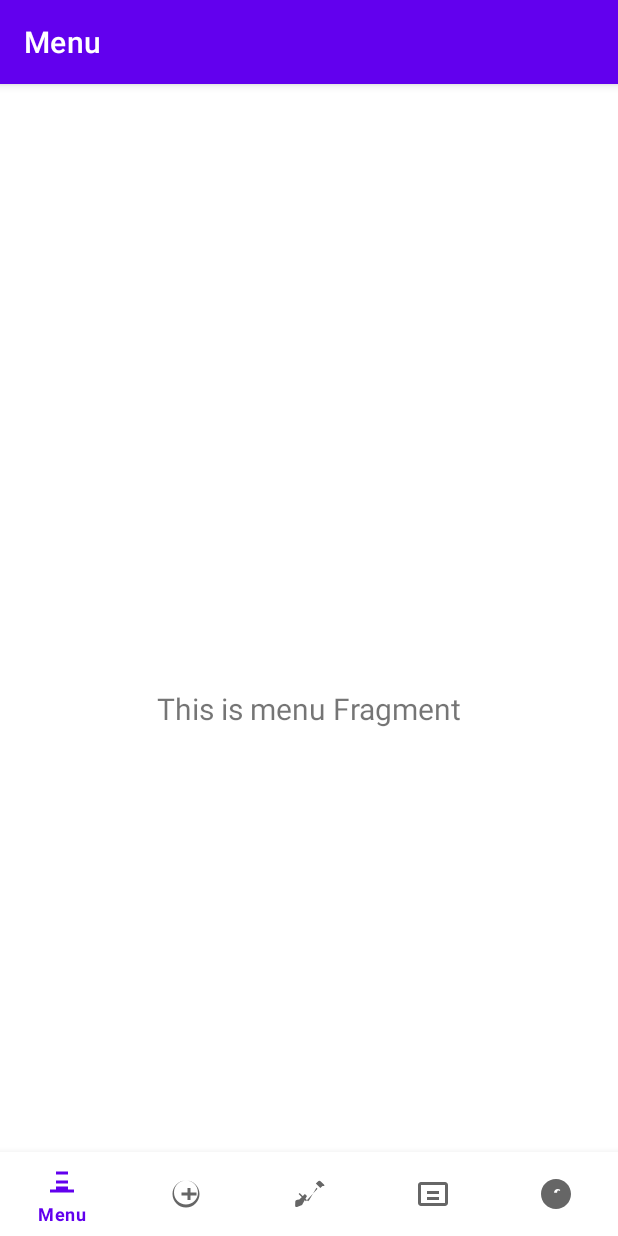
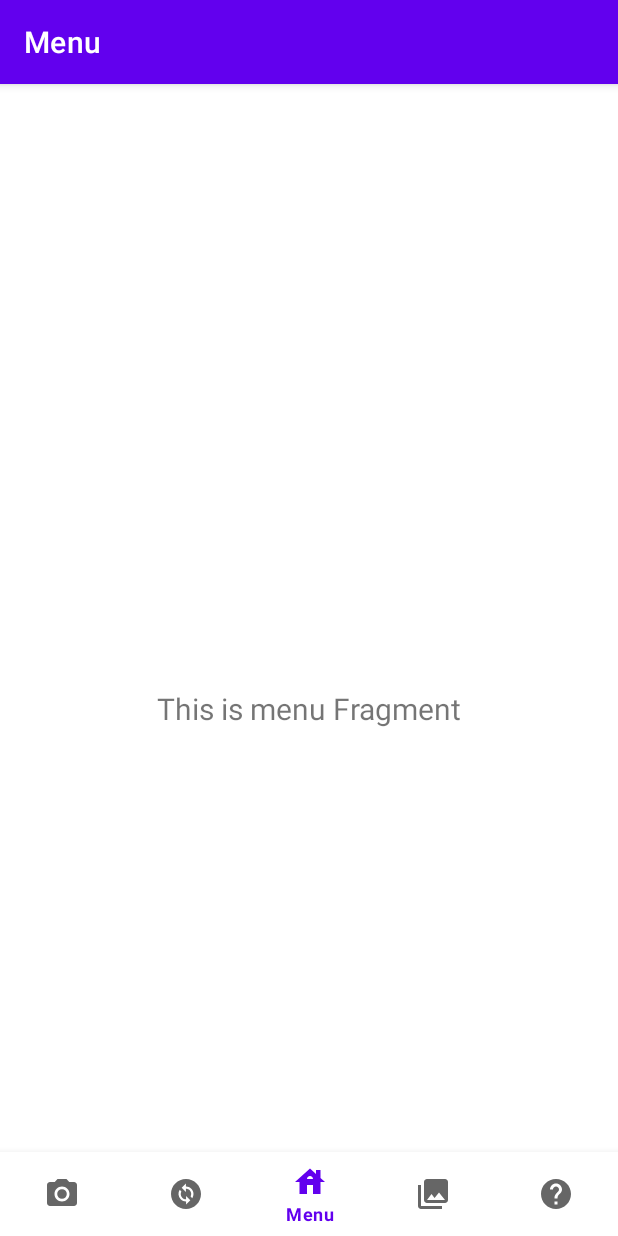
Before and after one commit to ArthurLeo04/AppMobile, an Android app: the screen it shows after launch (MainActivity), on a phone screen of 412 x 824 dp. Run offline under Robolectric (Android 15) with nearby library versions, the phone set to English and light mode, and no system bars; our stand-ins replace navigation-ui.

Commit message:
correction des icones

```diff
--- a/app/src/main/java/com/example/picturetocard/MainActivity.kt
+++ b/app/src/main/java/com/example/picturetocard/MainActivity.kt
@@ -26,7 +26,7 @@ class MainActivity : AppCompatActivity() {
         // menu should be considered as top level destinations.
         val appBarConfiguration = AppBarConfiguration(
             setOf(
-                R.id.navigation_menu, R.id.navigation_photo, R.id.navigation_collection, R.id.navigation_modification, R.id.navigation_help
+                R.id.navigation_photo, R.id.navigation_collection,R.id.navigation_menu, R.id.navigation_modification, R.id.navigation_help
             )
         )
         setupActionBarWithNavController(navController, appBarConfiguration)
--- a/app/src/main/res/drawable/ic_collection.xml
+++ b/app/src/main/res/drawable/ic_collection.xml
@@ -1,9 +1,5 @@
-<vector xmlns:android="http://schemas.android.com/apk/res/android"
-    android:width="24dp"
-    android:height="24dp"
-    android:viewportWidth="24.0"
-    android:viewportHeight="24.0">
-    <path
-        android:fillColor="#FF000000"
-        android:pathData="M20,4H4C2.9,4,2,4.9,2,6v12c0,1.1,0.9,2,2,2h16c1.1,0,2-0.9,2-2V6C22,4.9,21.1,4,20,4z M20,18H4V6h16V18z M8,10h8v2H8V10z M8,14h8v2H8V14z" />
+<vector android:height="24dp" android:tint="#000000"
+    android:viewportHeight="24" android:viewportWidth="24"
+    android:width="24dp" xmlns:android="http://schemas.android.com/apk/res/android">
+    <path android:fillColor="@android:color/white" android:pathData="M22,16L22,4c0,-1.1 -0.9,-2 -2,-2L8,2c-1.1,0 -2,0.9 -2,2v12c0,1.1 0.9,2 2,2h12c1.1,0 2,-0.9 2,-2zM11,12l2.03,2.71L16,11l4,5L8,16l3,-4zM2,6v14c0,1.1 0.9,2 2,2h14v-2L4,20L4,6L2,6z"/>
 </vector>
--- a/app/src/main/res/drawable/ic_help.xml
+++ b/app/src/main/res/drawable/ic_help.xml
@@ -1,9 +1,5 @@
-<vector xmlns:android="http://schemas.android.com/apk/res/android"
-    android:width="24dp"
-    android:height="24dp"
-    android:viewportWidth="24.0"
-    android:viewportHeight="24.0">
-    <path
-        android:fillColor="#FF000000"
-        android:pathData="M12,2C6.48,2,2,6.48,2,12s4.48,10,10,10s10-4.48,10-10S17.52,2,12,2z M11,17h2v-2h-2V17z M13.37,9.5c-0.41,0.4-0.67,1.01-0.67,1.67h-2c0-1.38,1.12-2.5,2.5-2.5c0.66,0,1.27,0.26,1.71,0.69l-1.54,1.54C13.58,10.17,13,10.87,13,11.5v0.67h2v-0.67C15,10.75,14.09,9.84,13.37,9.5z" />
+<vector android:autoMirrored="true" android:height="24dp"
+    android:tint="#000000" android:viewportHeight="24"
+    android:viewportWidth="24" android:width="24dp" xmlns:android="http://schemas.android.com/apk/res/android">
+    <path android:fillColor="@android:color/white" android:pathData="M12,2C6.48,2 2,6.48 2,12s4.48,10 10,10 10,-4.48 10,-10S17.52,2 12,2zM13,19h-2v-2h2v2zM15.07,11.25l-0.9,0.92C13.45,12.9 13,13.5 13,15h-2v-0.5c0,-1.1 0.45,-2.1 1.17,-2.83l1.24,-1.26c0.37,-0.36 0.59,-0.86 0.59,-1.41 0,-1.1 -0.9,-2 -2,-2s-2,0.9 -2,2L8,9c0,-2.21 1.79,-4 4,-4s4,1.79 4,4c0,0.88 -0.36,1.68 -0.93,2.25z"/>
 </vector>
--- a/app/src/main/res/drawable/ic_menu.xml
+++ b/app/src/main/res/drawable/ic_menu.xml
@@ -1,9 +1,5 @@
-<vector xmlns:android="http://schemas.android.com/apk/res/android"
-    android:width="24dp"
-    android:height="24dp"
-    android:viewportWidth="24.0"
-    android:viewportHeight="24.0">
-    <path
-        android:fillColor="#FF000000"
-        android:pathData="M8,5v2h8V5H8m0,12h8v-2H8v2m0-4h8v-2H8v2m-4,6h16v-2H4v2z" />
+<vector android:height="24dp" android:tint="#000000"
+    android:viewportHeight="24" android:viewportWidth="24"
+    android:width="24dp" xmlns:android="http://schemas.android.com/apk/res/android">
+    <path android:fillColor="@android:color/white" android:pathData="M19,9.3V4h-3v2.6L12,3L2,12h3v8h5v-6h4v6h5v-8h3L19,9.3zM10,10c0,-1.1 0.9,-2 2,-2s2,0.9 2,2H10z"/>
 </vector>
--- a/app/src/main/res/drawable/ic_modification.xml
+++ b/app/src/main/res/drawable/ic_modification.xml
@@ -1,9 +1,5 @@
-<vector xmlns:android="http://schemas.android.com/apk/res/android"
-    android:width="24dp"
-    android:height="24dp"
-    android:viewportWidth="24.0"
-    android:viewportHeight="24.0">
-    <path
-        android:fillColor="#FF000000"
-        android:pathData="M9.3,16.9L4.4,12l0.7-0.7l4.9,4.9l0.7,0.7l0.7-0.7L16.3,7.8l0.7,0.7L9.3,16.9z M21.3,5.7l-2.1-2.1c-0.5-0.5-1.4-0.5-1.9,0l-1.4,1.4l3,3l1.4-1.4C21.8,7.1,21.8,6.2,21.3,5.7z M6.7,19.3L3.4,20.6c-0.7,0.3-1.4-0.3-1.3-1L2.2,17c0.1-0.6,0.8-1,1.4-1.1l1.3-0.2l3.7-3.7l1.4,1.4L6.7,19.3z" />
+<vector android:height="24dp" android:tint="#000000"
+    android:viewportHeight="24" android:viewportWidth="24"
+    android:width="24dp" xmlns:android="http://schemas.android.com/apk/res/android">
+    <path android:fillColor="@android:color/white" android:pathData="M12,2C6.48,2 2,6.48 2,12c0,5.52 4.48,10 10,10s10,-4.48 10,-10C22,6.48 17.52,2 12,2zM12.06,19v-2.01c-0.02,0 -0.04,0 -0.06,0c-1.28,0 -2.56,-0.49 -3.54,-1.46c-1.71,-1.71 -1.92,-4.35 -0.64,-6.29l1.1,1.1c-0.71,1.33 -0.53,3.01 0.59,4.13c0.7,0.7 1.62,1.03 2.54,1.01v-2.14l2.83,2.83L12.06,19zM16.17,14.76l-1.1,-1.1c0.71,-1.33 0.53,-3.01 -0.59,-4.13C13.79,8.84 12.9,8.5 12,8.5c-0.02,0 -0.04,0 -0.06,0v2.15L9.11,7.83L11.94,5v2.02c1.3,-0.02 2.61,0.45 3.6,1.45C17.24,10.17 17.45,12.82 16.17,14.76z"/>
 </vector>
--- a/app/src/main/res/drawable/ic_photo.xml
+++ b/app/src/main/res/drawable/ic_photo.xml
@@ -1,9 +1,6 @@
-<vector xmlns:android="http://schemas.android.com/apk/res/android"
-    android:width="24dp"
-    android:height="24dp"
-    android:viewportWidth="24.0"
-    android:viewportHeight="24.0">
-    <path
-        android:fillColor="#FF000000"
-        android:pathData="M12,3c-4.97,0-9,4.03-9,9s4.03,9,9,9s9-4.03,9-9S16.97,3,12,3z M12,19c-4.41,0-8-3.59-8-8s3.59-8,8-8s8,3.59,8,8S16.41,19,12,19z M15,8h-2v3H9v2h4v3h2v-3h4v-2h-4V8z" />
+<vector android:height="24dp" android:tint="#000000"
+    android:viewportHeight="24" android:viewportWidth="24"
+    android:width="24dp" xmlns:android="http://schemas.android.com/apk/res/android">
+    <path android:fillColor="@android:color/white" android:pathData="M12,12m-3.2,0a3.2,3.2 0,1 1,6.4 0a3.2,3.2 0,1 1,-6.4 0"/>
+    <path android:fillColor="@android:color/white" android:pathData="M9,2L7.17,4L4,4c-1.1,0 -2,0.9 -2,2v12c0,1.1 0.9,2 2,2h16c1.1,0 2,-0.9 2,-2L22,6c0,-1.1 -0.9,-2 -2,-2h-3.17L15,2L9,2zM12,17c-2.76,0 -5,-2.24 -5,-5s2.24,-5 5,-5 5,2.24 5,5 -2.24,5 -5,5z"/>
 </vector>
--- a/app/src/main/res/menu/bottom_nav_menu.xml
+++ b/app/src/main/res/menu/bottom_nav_menu.xml
@@ -1,10 +1,5 @@
 <?xml version="1.0" encoding="utf-8"?>
 <menu xmlns:android="http://schemas.android.com/apk/res/android">
-
-    <item
-        android:id="@+id/navigation_menu"
-        android:icon="@drawable/ic_menu"
-        android:title="Menu" />
 
     <item
         android:id="@+id/navigation_photo"
@@ -17,6 +12,11 @@
         android:title="Modification" />
 
     <item
+        android:id="@+id/navigation_menu"
+        android:icon="@drawable/ic_menu"
+        android:title="Menu" />
+
+    <item
         android:id="@+id/navigation_collection"
         android:icon="@drawable/ic_collection"
         android:title="Collection" />
--- a/app/src/main/res/navigation/mobile_navigation.xml
+++ b/app/src/main/res/navigation/mobile_navigation.xml
@@ -4,12 +4,6 @@
     xmlns:tools="http://schemas.android.com/tools"
     android:id="@+id/mobile_navigation"
     app:startDestination="@+id/navigation_menu">
-
-    <fragment
-        android:id="@+id/navigation_menu"
-        android:name="com.example.picturetocard.ui.menu.MenuFragment"
-        android:label="Menu"
-        tools:layout="@layout/fragment_menu" />
 
     <fragment
         android:id="@+id/navigation_photo"
@@ -24,6 +18,12 @@
         tools:layout="@layout/fragment_modification" />
 
     <fragment
+        android:id="@+id/navigation_menu"
+        android:name="com.example.picturetocard.ui.menu.MenuFragment"
+        android:label="Menu"
+        tools:layout="@layout/fragment_menu" />
+
+    <fragment
         android:id="@+id/navigation_collection"
         android:name="com.example.picturetocard.ui.collection.CollectionFragment"
         android:label="Collection"
```
